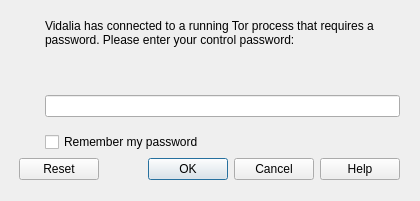
Qt form src/vidalia/controlpasswordinputdialog.ui (a-ilin/vidalia) before a commit.
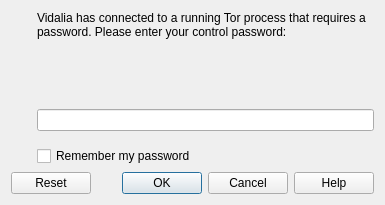
The same form after that commit. Icons and pictures are not drawn.

Commit message:
Tweak the resize behavior of the control password input dialog a bit.
svn:r3128

Patch:
```diff
--- a/src/vidalia/controlpasswordinputdialog.ui
+++ b/src/vidalia/controlpasswordinputdialog.ui
@@ -8,8 +8,8 @@
    <rect>
     <x>0</x>
     <y>0</y>
-    <width>420</width>
-    <height>201</height>
+    <width>385</width>
+    <height>205</height>
    </rect>
   </property>
   <property name="sizePolicy" >
@@ -20,8 +20,8 @@
   </property>
   <property name="minimumSize" >
    <size>
-    <width>410</width>
-    <height>189</height>
+    <width>0</width>
+    <height>0</height>
    </size>
   </property>
   <property name="windowTitle" >
@@ -37,16 +37,12 @@
   <property name="modal" >
    <bool>true</bool>
   </property>
-  <widget class="QWidget" name="gridLayoutWidget" >
-   <property name="geometry" >
-    <rect>
-     <x>19</x>
-     <y>19</y>
-     <width>381</width>
-     <height>161</height>
-    </rect>
-   </property>
+  <layout class="QGridLayout" name="gridLayout_2" >
+   <item row="0" column="0" >
    <layout class="QGridLayout" name="gridLayout" >
+     <property name="sizeConstraint" >
+      <enum>QLayout::SetNoConstraint</enum>
+     </property>
     <item row="0" column="0" >
      <widget class="QLabel" name="lblIcon" >
       <property name="text" >
@@ -120,7 +116,8 @@
      </widget>
     </item>
    </layout>
-  </widget>
+   </item>
+  </layout>
  </widget>
  <resources>
   <include location="res/vidalia.qrc" />
```
Left out of the diff: 1 changed line with no effect on the pictures. Lines whose indentation alone changed are shown as unchanged.
